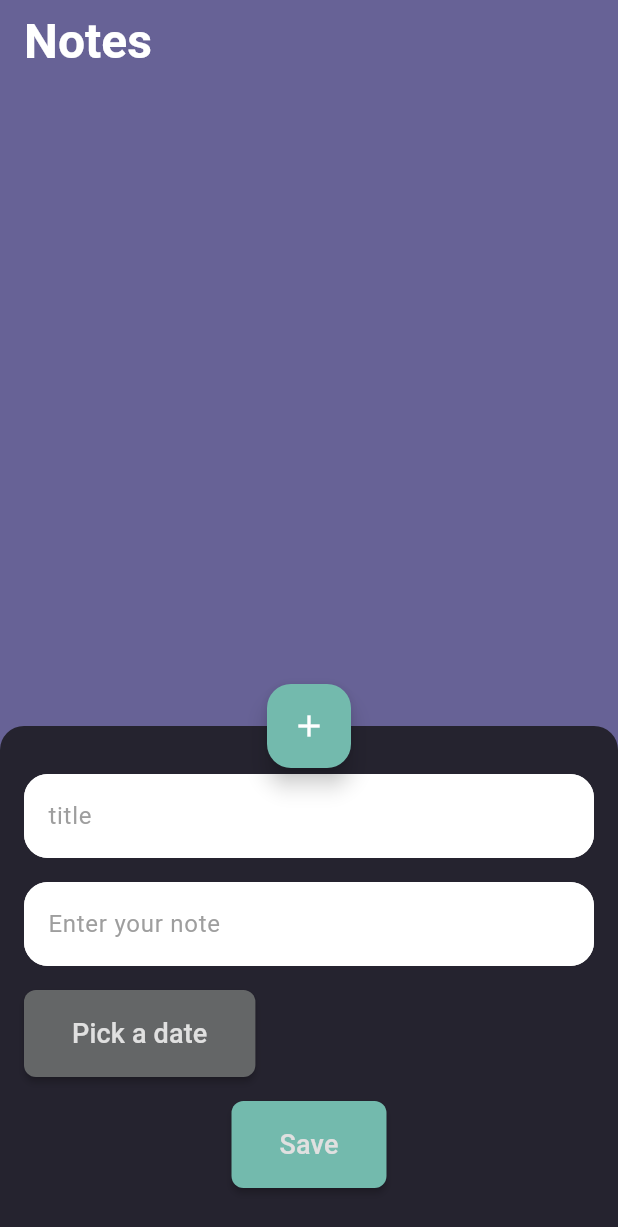
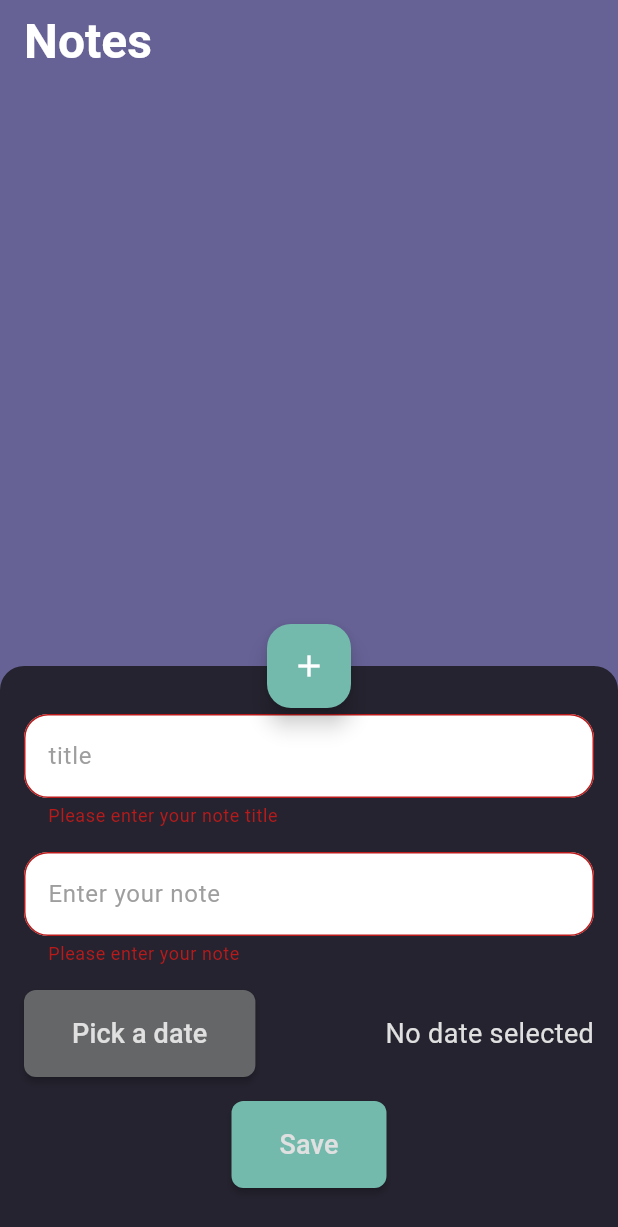
Before and after one commit to youssefhedefa/to_do_app, a Flutter app: the screen it shows after launch, after a tap on the "add" icon, after a tap on "Save", on a phone screen of 412 x 824 dp. Shown: the top 1227 px of the screen. Run offline on Flutter 3.47's test engine with Material 3 defaults, Android fonts, the phone set to English and light mode, and no system bars; our stand-ins replace dartz, flutter_bloc, hive, hive_flutter; accounts and stored records are empty.

Commit message:
Add add note cubit.

```diff
--- /dev/null
+++ b/lib/logic/add_note_cubit/add_note_cubit.dart
@@ -0,0 +1,48 @@
+import 'package:flutter/cupertino.dart';
+import 'package:flutter_bloc/flutter_bloc.dart';
+import 'package:to_do_app/data/model/note_model.dart';
+import 'package:to_do_app/data/repo/note_repo.dart';
+import 'package:to_do_app/logic/add_note_cubit/add_note_states.dart';
+
+class AddNoteCubit extends Cubit<AddNoteState> {
+  final NoteRepo repo;
+
+  AddNoteCubit({required this.repo}) : super(AddNoteInitial());
+
+
+  TextEditingController titleController = TextEditingController();
+  TextEditingController noteController = TextEditingController();
+  String dateController = '';
+  GlobalKey<FormState> formKey = GlobalKey<FormState>();
+
+  Future addNote({
+    required String title,
+    required String note,
+    required String date,
+  }) async {
+    emit(AddNoteLoading());
+    final result = await repo.addNote(
+      note: NoteModel(
+        id: DateTime.now().microsecondsSinceEpoch,
+        title: title,
+        date: date,
+        note: note,
+      ),
+    );
+    result.fold(
+      (error) => emit(AddNoteFailure(message: error)),
+      (_) => emit(AddNoteSuccess()),
+    );
+  }
+
+  void resetControllers() {
+    titleController.clear();
+    noteController.clear();
+    dateController = '';
+  }
+
+  void changeDate({required String date}) {
+    dateController = date;
+    emit(ChangeDate(date: date));
+  }
+}
--- /dev/null
+++ b/lib/logic/add_note_cubit/add_note_states.dart
@@ -0,0 +1,17 @@
+abstract class AddNoteState{}
+
+class AddNoteInitial extends AddNoteState{}
+
+class AddNoteLoading extends AddNoteState{}
+
+class AddNoteSuccess extends AddNoteState{}
+
+class ChangeDate extends AddNoteState{
+  final String date;
+  ChangeDate({required this.date});
+}
+
+class AddNoteFailure extends AddNoteState{
+  final String message;
+  AddNoteFailure({required this.message});
+}
--- a/lib/ui/home_screen.dart
+++ b/lib/ui/home_screen.dart
@@ -1,6 +1,7 @@
 import 'package:flutter/material.dart';
 import 'package:flutter_bloc/flutter_bloc.dart';
 import 'package:to_do_app/data/repo/note_repo.dart';
+import 'package:to_do_app/logic/add_note_cubit/add_note_cubit.dart';
 import 'package:to_do_app/logic/get_notes_cubit/get_notes_cubit.dart';
 import 'package:to_do_app/logic/get_notes_cubit/get_notes_states.dart';
 import 'package:to_do_app/ui/widgets/custom_bottom_sheet.dart';
@@ -13,8 +14,11 @@ class HomeScreen extends StatelessWidget {
 
   @override
   Widget build(BuildContext context) {
-    return BlocProvider(
-      create: (context) => GetNotesCubit(repo: NoteRepo())..getNotes(),
+    return MultiBlocProvider(
+      providers: [
+        BlocProvider.value(value: GetNotesCubit(repo: NoteRepo())..getNotes()),
+        BlocProvider.value(value: AddNoteCubit(repo: NoteRepo())),
+      ],
       child: Scaffold(
         backgroundColor: AppColorHelper.primaryColor,
         appBar: AppBar(
@@ -27,14 +31,13 @@ class HomeScreen extends StatelessWidget {
         ),
         floatingActionButtonLocation: FloatingActionButtonLocation.centerFloat,
         floatingActionButton: buildFAB(),
-        body: BlocBuilder<GetNotesCubit,GetNotesState>(
-          builder: (context,state) {
+        body: BlocBuilder<GetNotesCubit, GetNotesState>(
+            builder: (context, state) {
           if (state is GetNotesLoading) {
             return const Center(
               child: CircularProgressIndicator(),
             );
-            }
-            else if (state is GetNotesFailure) {
+          } else if (state is GetNotesFailure) {
             return Center(
               child: Text(
                 state.message,
@@ -55,8 +58,7 @@ class HomeScreen extends StatelessWidget {
             );
           }
           return const SizedBox();
-          }
-        ),
+        }),
       ),
     );
   }
--- a/lib/ui/widgets/custom_bottom_sheet.dart
+++ b/lib/ui/widgets/custom_bottom_sheet.dart
@@ -1,17 +1,15 @@
 import 'package:flutter/material.dart';
+import 'package:flutter_bloc/flutter_bloc.dart';
+import 'package:to_do_app/logic/add_note_cubit/add_note_cubit.dart';
+import 'package:to_do_app/logic/get_notes_cubit/get_notes_cubit.dart';
 import 'package:to_do_app/utils/helper/color_helper.dart';
 import 'package:to_do_app/ui/widgets/custom_button.dart';
 import 'package:to_do_app/ui/widgets/custom_text_field.dart';
 import 'package:to_do_app/ui/widgets/date.dart';
 
-class CustomBottomSheet extends StatefulWidget {
+class CustomBottomSheet extends StatelessWidget {
   const CustomBottomSheet({super.key});
 
-  @override
-  State<CustomBottomSheet> createState() => _CustomBottomSheetState();
-}
-
-class _CustomBottomSheetState extends State<CustomBottomSheet> {
   @override
   Widget build(BuildContext context) {
     return SingleChildScrollView(
@@ -26,7 +24,7 @@ class _CustomBottomSheetState extends State<CustomBottomSheet> {
           ),
         ),
         child: Form(
-          key: GlobalKey<FormState>(),
+          key: context.read<AddNoteCubit>().formKey,
           child: Column(
             crossAxisAlignment: CrossAxisAlignment.start,
             mainAxisSize: MainAxisSize.min,
@@ -35,14 +33,14 @@ class _CustomBottomSheetState extends State<CustomBottomSheet> {
                 hintText: 'title',
                 isMultiline: false,
                 validatorText: 'title',
-                controller: TextEditingController(),
+                controller: context.read<AddNoteCubit>().titleController,
               ),
               const SizedBox(height: 16),
               CustomTextField(
                 hintText: 'Enter your note',
                 validatorText: ' ',
                 isMultiline: true,
-                controller: TextEditingController(),
+                controller: context.read<AddNoteCubit>().noteController,
               ),
               const SizedBox(height: 16),
               const CustomDatePicker(),
@@ -65,16 +63,22 @@ class _CustomBottomSheetState extends State<CustomBottomSheet> {
     );
   }
 
-   onSave({required BuildContext context}) {
-  //   if (!context.read<AddNoteProvider>().formKey.currentState!.validate()) {
-  //     return;
-  //   }
-  //   context.read<AddNoteProvider>().addNote(
-  //         title: context.read<AddNoteProvider>().titleController.text,
-  //         note: context.read<AddNoteProvider>().noteController.text,
-  //         date: context.read<AddNoteProvider>().dateController,
-  //       );
-  //   context.read<AddNoteProvider>().resetControllers();
-  //   context.read<GetNotesProvider>().getNotes();
-   }
+  onSave({required BuildContext context}) {
+    if (!context.read<AddNoteCubit>().formKey.currentState!.validate()) {
+      return;
+    }
+    context
+        .read<AddNoteCubit>()
+        .addNote(
+          title: context.read<AddNoteCubit>().titleController.text,
+          note: context.read<AddNoteCubit>().noteController.text,
+          date: context.read<AddNoteCubit>().dateController,
+        )
+        .then((value) {
+      context.read<GetNotesCubit>().getNotes();
+      context.read<AddNoteCubit>().resetControllers();
+      Navigator.pop(context);
+    });
+
+  }
 }
--- a/lib/ui/widgets/date.dart
+++ b/lib/ui/widgets/date.dart
@@ -1,4 +1,7 @@
 import 'package:flutter/material.dart';
+import 'package:flutter_bloc/flutter_bloc.dart';
+import 'package:to_do_app/logic/add_note_cubit/add_note_cubit.dart';
+import 'package:to_do_app/logic/add_note_cubit/add_note_states.dart';
 import 'package:to_do_app/utils/helper/color_helper.dart';
 import 'package:to_do_app/utils/helper/text_style_helper.dart';
 import 'package:to_do_app/ui/widgets/custom_button.dart';
@@ -23,15 +26,27 @@ class CustomDatePicker extends StatelessWidget {
                 DateTime dateTime = DateTime.parse(value.toString());
                 String formattedDate =
                     '${dateTime.year}-${dateTime.month.toString().padLeft(2, '0')}-${dateTime.day.toString().padLeft(2, '0')}';
-
+                context.read<AddNoteCubit>().changeDate(
+                  date: formattedDate,
+                );
               },
             );
           },
         ),
         const Spacer(),
-        Text(
-          '',
-          style: AppTextStyleHelper.font18GreyRegular,
+        BlocBuilder<AddNoteCubit,AddNoteState>(
+          builder: (context,state) {
+            if(state is ChangeDate) {
+              return Text(
+                state.date,
+                style: AppTextStyleHelper.font18GreyRegular,
+              );
+            }
+            return Text(
+              'No date selected',
+              style: AppTextStyleHelper.font18GreyRegular,
+            );
+          }
         ),
       ],
     );
```
Lines whose indentation alone changed are shown as unchanged.
